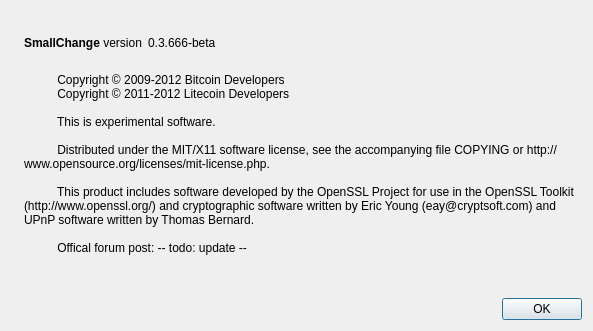
Above: src/qt/forms/aboutdialog.ui from eightyfourcoin/KaChingCoin before the change. Below: the same form after it.
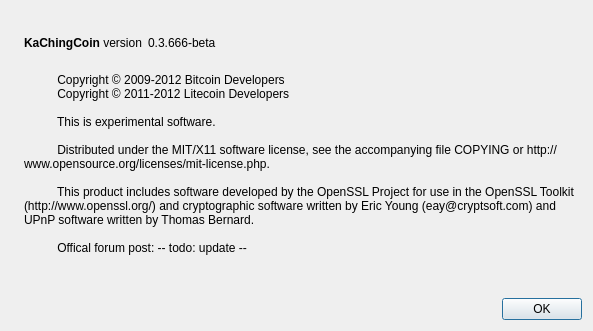
That is the form after the change. Icons and pictures are not drawn.

Diff of the .ui file:
```diff
--- a/src/qt/forms/aboutdialog.ui
+++ b/src/qt/forms/aboutdialog.ui
@@ -50,7 +50,7 @@
           <cursorShape>IBeamCursor</cursorShape>
          </property>
          <property name="text">
-          <string>&lt;b&gt;SmallChange&lt;/b&gt; version</string>
+          <string>&lt;b&gt;KaChingCoin&lt;/b&gt; version</string>
          </property>
          <property name="textInteractionFlags">
           <set>Qt::LinksAccessibleByMouse|Qt::TextSelectableByKeyboard|Qt::TextSelectableByMouse</set>
```
Left out of the diff: 2 changed lines with no effect on the pictures.
